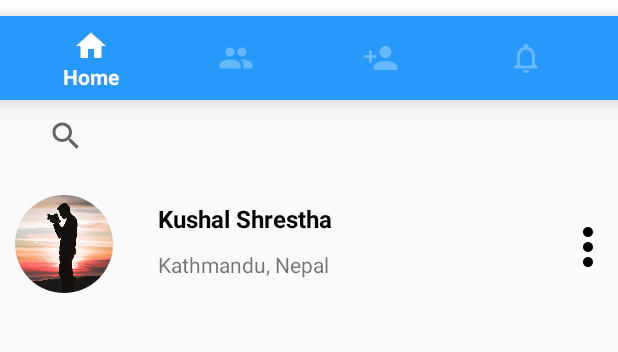
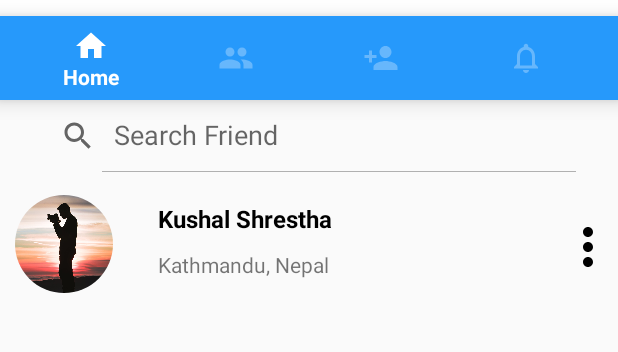
Before and after one commit to rockushal3/androidfinalproject, an Android app: the fragment Friend_Fragment placed in its activity, on a phone screen of 412 x 824 dp, the part 68-420 px from its top. Run offline under Robolectric (Android 15) with nearby library versions, the phone set to English and light mode, and no system bars; our stand-ins replace CircleImageView.

Commit message:
My drip Design

```diff
--- a/app/build.gradle
+++ b/app/build.gradle
@@ -5,7 +5,7 @@ android {
     buildToolsVersion "29.0.2"
     defaultConfig {
         applicationId "com.example.journey_mate"
-        minSdkVersion 19
+        minSdkVersion 23
         targetSdkVersion 29
         versionCode 1
         versionName "1.0"
--- a/app/src/main/AndroidManifest.xml
+++ b/app/src/main/AndroidManifest.xml
@@ -9,6 +9,7 @@
         android:roundIcon="@mipmap/ic_launcher_round"
         android:supportsRtl="true"
         android:theme="@style/AppTheme">
+        <activity android:name=".controller.MyTrip"></activity>
         <activity android:name=".controller.profile" />
         <activity android:name=".controller.Home" />
         <activity android:name=".controller.Login">
--- /dev/null
+++ b/app/src/main/java/com/example/journey_mate/model/Trip.java
@@ -0,0 +1,4 @@
+package com.example.journey_mate.model;
+
+public class Trip {
+}
--- /dev/null
+++ b/app/src/main/java/com/example/journey_mate/model/User.java
@@ -0,0 +1,4 @@
+package com.example.journey_mate.model;
+
+public class User {
+}
--- /dev/null
+++ b/app/src/main/res/drawable/travel.xml
@@ -0,0 +1,12 @@
+<vector xmlns:android="http://schemas.android.com/apk/res/android"
+    android:width="53.265dp"
+    android:height="53.265dp"
+    android:viewportWidth="53.265"
+    android:viewportHeight="53.265">
+  <path
+      android:pathData="M43.726,25.36c-0.183,-2.3 -0.365,-4.598 -0.547,-6.897c-0.223,-2.807 -2.578,-5.037 -5.443,-4.881c-0.912,0.049 -1.775,0.357 -2.521,0.844c-1.244,-0.303 -2.526,-0.401 -3.799,-0.098c-0.113,0.027 -0.218,0.067 -0.327,0.099c-1.652,-4.215 -8.533,-4.112 -9.78,0.369c-2.638,2.852 -5.94,4.956 -9.672,6.17c-3.712,1.208 -2.123,7.082 1.618,5.864c3.018,-0.982 5.736,-2.373 8.177,-4.146c0.285,2.983 0.756,5.941 1.415,8.901c-4.126,5.785 -5.955,12.145 -4.818,19.474c0.599,3.866 6.458,2.22 5.863,-1.616c-0.79,-5.099 0.66,-9.758 3.488,-13.838c0.084,0.002 0.168,0.006 0.252,0.002c1.104,5.055 2.365,10.069 3.775,15.047c1.066,3.768 6.935,2.166 5.863,-1.615c-1.647,-5.816 -3.102,-11.684 -4.322,-17.604c0.134,-0.681 0.13,-1.43 -0.055,-2.237c-0.091,-0.398 -0.172,-0.797 -0.252,-1.193c0.43,0.191 0.869,0.369 1.329,0.513c0.138,0.042 0.265,0.062 0.386,0.068c0.986,1.414 2.627,2.321 4.487,2.222C41.605,30.655 43.948,28.168 43.726,25.36zM31.967,24.016c-0.282,-2.117 -0.444,-4.239 -0.495,-6.416c0.5,-0.217 1.031,-0.328 1.586,-0.344c-0.174,0.561 -0.253,1.156 -0.203,1.77c0.157,1.991 0.314,3.981 0.475,5.972C32.828,24.726 32.376,24.396 31.967,24.016z"
+      android:fillColor="#010002"/>
+  <path
+      android:pathData="M23.626,5.155m-5.155,0a5.155,5.155 0,1 1,10.31 0a5.155,5.155 0,1 1,-10.31 0"
+      android:fillColor="#010002"/>
+</vector>
--- a/app/src/main/res/layout/activity_home.xml
+++ b/app/src/main/res/layout/activity_home.xml
@@ -33,7 +33,6 @@
             xmlns:android="http://schemas.android.com/apk/res/android">
         <FrameLayout
             android:id="@+id/fragment"
-
             android:layout_width="match_parent"
             android:layout_height="match_parent" />
         </ScrollView>
--- a/app/src/main/res/layout/drawable_header.xml
+++ b/app/src/main/res/layout/drawable_header.xml
@@ -22,8 +22,6 @@
             android:textStyle="bold"
             />
 
-
-
         <TextView
             android:layout_width="wrap_content"
             android:layout_height="wrap_content"
--- a/app/src/main/res/layout/fragment_friend_.xml
+++ b/app/src/main/res/layout/fragment_friend_.xml
@@ -8,6 +8,7 @@
         android:queryHint="Search Friend"
         android:id="@+id/search_friend"
         android:layout_marginLeft="20dp"
+        android:iconifiedByDefault="false"
         android:layout_marginRight="20dp"
         />
     <de.hdodenhof.circleimageview.CircleImageView
--- a/app/src/main/res/menu/drawable_menu.xml
+++ b/app/src/main/res/menu/drawable_menu.xml
@@ -14,9 +14,15 @@
         android:checkable="true"
         />
     <item
-        android:id="@+id/profile_nav"
-        android:icon="@drawable/profile_icon"
-        android:title="Profile"
+    android:id="@+id/profile_nav"
+    android:icon="@drawable/profile_icon"
+    android:title="Profile"
+    android:checkable="true"
+    />
+    <item
+        android:id="@+id/trip"
+        android:icon="@drawable/travel"
+        android:title="My Trip"
         android:checkable="true"
         />
 <group>
--- a/app/src/main/res/values/styles.xml
+++ b/app/src/main/res/values/styles.xml
@@ -6,6 +6,8 @@
         <item name="colorPrimary">@color/colorPrimary</item>
         <item name="colorPrimaryDark">@color/colorPrimaryDark</item>
         <item name="colorAccent">@color/colorAccent</item>
+        <item name="android:statusBarColor">#ffffff</item>
+        <item name="android:windowLightStatusBar"> true</item>
     </style>
 
 </resources>
```
Also changed, not shown: app/src/main/java/com/example/journey_mate/controller/MyTrip.java (added, +79 -0 lines), app/src/main/java/com/example/journey_mate/controller/profile.java (+4 -5 lines), app/src/main/res/layout/activity_my_trip.xml (added, +40 -0 lines).
